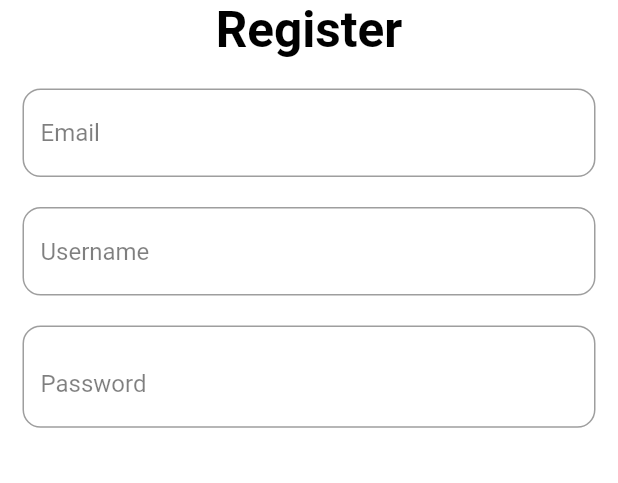
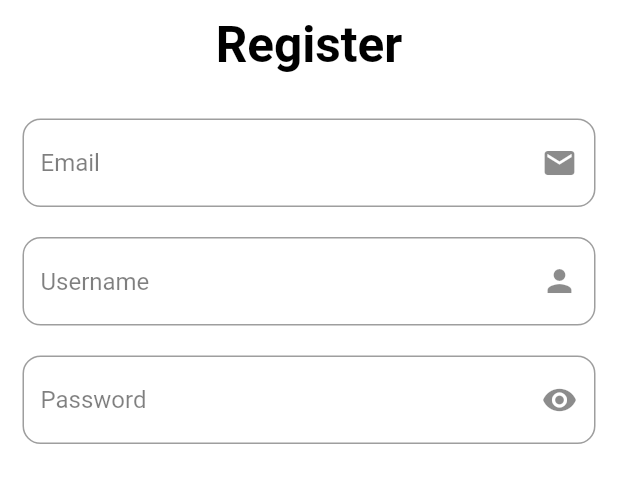
Before and after one commit to SteevenAlbert/AR-Grocery-Shopping-Companion, a Flutter app: the RegisterScreen widget shown alone on an empty page, opened directly, on a phone screen of 412 x 824 dp. Shown: the top 483 px of the screen. Run offline on Flutter 3.47's test engine with Material 2 defaults, Android fonts, the phone set to English and light mode, and no system bars; our stand-ins replace carousel_slider, fl_chart, flutter_rating_bar, flutter_svg, go_router, image_picker and 3 more; missing offline and left inert: animated_button, augmented_reality_plugin_wikitude, chip_list, favorite_button, flutter_session_manager; Roboto replaces fonts that are missing (Ubuntu).

Commit message:
login/register formkeys fixed

```diff
--- a/lib/router.dart
+++ b/lib/router.dart
@@ -19,9 +19,9 @@ class MyRouter {
     debugLogDiagnostics: true, //set to false in Production
     routes: [
       //Add Routes Here
-      GoRoute(path: '/', builder: (context, state) => const MainPage()),
-      // GoRoute(
-      // path: '/', builder: (context, state) => const AuthenticationPage()),
+      // GoRoute(path: '/', builder: (context, state) => const MainPage()),
+      GoRoute(
+          path: '/', builder: (context, state) => const AuthenticationPage()),
       GoRoute(
           path: '/customer_home_page',
           builder: (context, state) => const MainPage()),
@@ -50,8 +50,7 @@ class MyRouter {
       GoRoute(
           name: 'ARView',
           path: '/arview',
-          builder: (context, state) =>
-              ARView(sample: state.extra as Sample)),
+          builder: (context, state) => ARView(sample: state.extra as Sample)),
     ],
   );
 }
--- a/lib/screens/authentication/register.dart
+++ b/lib/screens/authentication/register.dart
@@ -14,7 +14,7 @@ class RegisterScreen extends StatefulWidget {
 }
 
 class RegisterScreenState extends State<RegisterScreen> {
-  final GlobalKey<FormState> _formKeyyy = GlobalKey();
+  final GlobalKey<FormState> _formKey = GlobalKey();
   TextEditingController usernameController = new TextEditingController();
 
   bool _isHidden = true;
@@ -26,13 +26,15 @@ class RegisterScreenState extends State<RegisterScreen> {
 
   @override
   Widget build(BuildContext context) {
-    return Container(
+    return Form(
+      key: _formKey,
+      child: Container(
         color: Colors.white,
         child: ListView(children: [
           Center(
             child: Padding(
                 padding:
-                  const EdgeInsets.only(top: 0, bottom: 10, left: 0, right: 0),
+                    EdgeInsets.only(top: 10, bottom: 20, left: 15, right: 15),
                 child: Text(
                   "Register",
                   style: TextStyle(
@@ -70,6 +72,14 @@ class RegisterScreenState extends State<RegisterScreen> {
                   borderRadius: BorderRadius.circular(12),
                   borderSide: BorderSide(width: 2, color: Colors.red.shade200),
                 ),
+                suffixIcon: InkWell(
+                  child: Padding(
+                    padding: const EdgeInsets.only(right: 8.0, left: 8.0),
+                    child: Icon(
+                      Icons.mail,
+                    ),
+                  ),
+                ),
               ),
             ),
           ),
@@ -100,6 +110,14 @@ class RegisterScreenState extends State<RegisterScreen> {
                 focusedErrorBorder: OutlineInputBorder(
                   borderRadius: BorderRadius.circular(12),
                   borderSide: BorderSide(width: 2, color: Colors.red.shade200),
+                ),
+                suffixIcon: InkWell(
+                  child: Padding(
+                    padding: const EdgeInsets.only(right: 8.0, left: 8.0),
+                    child: Icon(
+                      Icons.person,
+                    ),
+                  ),
                 ),
               ),
             ),
@@ -135,15 +153,12 @@ class RegisterScreenState extends State<RegisterScreen> {
                   borderRadius: BorderRadius.circular(12),
                   borderSide: BorderSide(width: 2, color: Colors.red.shade200),
                 ),
-              suffix: InkWell(
+                suffixIcon: InkWell(
                   onTap: _togglePasswordView,
                   child: Padding(
-                  padding: const EdgeInsets.only(
-                    right: 8.0,
-                  ),
+                    padding: const EdgeInsets.only(right: 8.0, left: 8.0),
                     child: Icon(
                       (_isHidden ? Icons.visibility : Icons.visibility_off),
-                    color: Theme.of(context).primaryColor,
                     ),
                   ),
                 ),
@@ -155,8 +170,8 @@ class RegisterScreenState extends State<RegisterScreen> {
               padding: const EdgeInsets.only(
                   top: 15.0, bottom: 15.0, left: 15.0, right: 15.0),
               child: AnimatedButton(
-                width: 275,
-                height: 57,
+                  width: MediaQuery.of(context).size.width / 2,
+                  height: MediaQuery.of(context).size.height / 13,
                   color: Theme.of(context).primaryColor,
                   child: Text(
                     'Register',
@@ -167,15 +182,17 @@ class RegisterScreenState extends State<RegisterScreen> {
                     ),
                   ),
                   onPressed: () async {
-                  if (_formKeyyy.currentState!.validate()) {
+                    if (_formKey.currentState!.validate()) {
                       //..create new user//
-                    await SessionManager().set("name", usernameController.text);
+                      await SessionManager()
+                          .set("name", usernameController.text);
                       context.go('/customer_home_page');
                     }
                   }),
             ),
           ),
         ]),
+      ),
     );
   }
 }
```
Also changed, not shown: lib/screens/authentication/authentication.dart (+3 -9 lines), lib/screens/authentication/log_in.dart (+22 -16 lines). Lines whose indentation alone changed are shown as unchanged.
